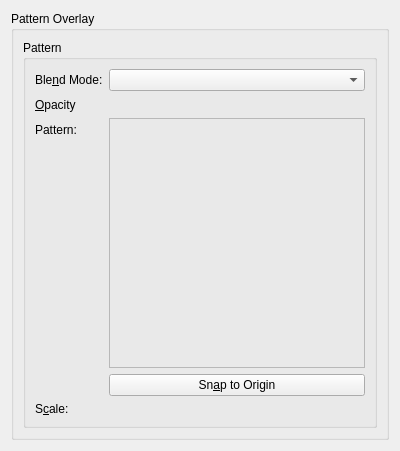
This is krita/ui/layerstyles/WdgPatternOverlay.ui in KDE/krita as Qt 5 draws it before an edit. The edited form follows.
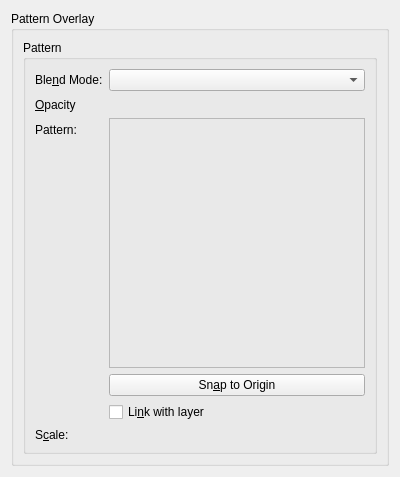
This is the edited form. Custom widgets are drawn as their Qt base class.

Commit message: Link pattern overlay to the dialog

```diff
--- a/krita/ui/layerstyles/WdgPatternOverlay.ui
+++ b/krita/ui/layerstyles/WdgPatternOverlay.ui
@@ -7,7 +7,7 @@
     <x>0</x>
     <y>0</y>
     <width>400</width>
-    <height>403</height>
+    <height>461</height>
    </rect>
   </property>
   <property name="windowTitle">
@@ -52,12 +52,12 @@
             <string>&amp;Opacity</string>
            </property>
            <property name="buddy">
-            <cstring>doubleOpacity</cstring>
+            <cstring>intOpacity</cstring>
            </property>
           </widget>
          </item>
          <item row="1" column="1">
-          <widget class="KisDoubleSliderSpinBox" name="doubleOpacity" native="true">
+          <widget class="KisSliderSpinBox" name="intOpacity" native="true">
            <property name="sizePolicy">
             <sizepolicy hsizetype="MinimumExpanding" vsizetype="Minimum">
              <horstretch>0</horstretch>
@@ -118,7 +118,7 @@
            </item>
           </layout>
          </item>
-         <item row="3" column="0">
+         <item row="5" column="0">
           <widget class="QLabel" name="label_8">
            <property name="text">
             <string>S&amp;cale:</string>
@@ -128,13 +128,20 @@
            </property>
           </widget>
          </item>
-         <item row="3" column="1">
+         <item row="5" column="1">
           <widget class="KisSliderSpinBox" name="intScale" native="true">
            <property name="toolTip">
             <string>Set size of gradation</string>
            </property>
           </widget>
          </item>
+         <item row="4" column="1">
+          <widget class="QCheckBox" name="chkLinkWithLayer">
+           <property name="text">
+            <string>Li&amp;nk with layer</string>
+           </property>
+          </widget>
+         </item>
         </layout>
        </widget>
       </item>
@@ -162,11 +169,6 @@
    <extends>QComboBox</extends>
    <header location="global">kis_cmb_composite.h</header>
   </customwidget>
-  <customwidget>
-   <class>KisDoubleSliderSpinBox</class>
-   <extends>QWidget</extends>
-   <header>kis_slider_spin_box.h</header>
-  </customwidget>
   <customwidget>
    <class>KisSliderSpinBox</class>
    <extends>QWidget</extends>
```
The commit also changes 1 other file.
